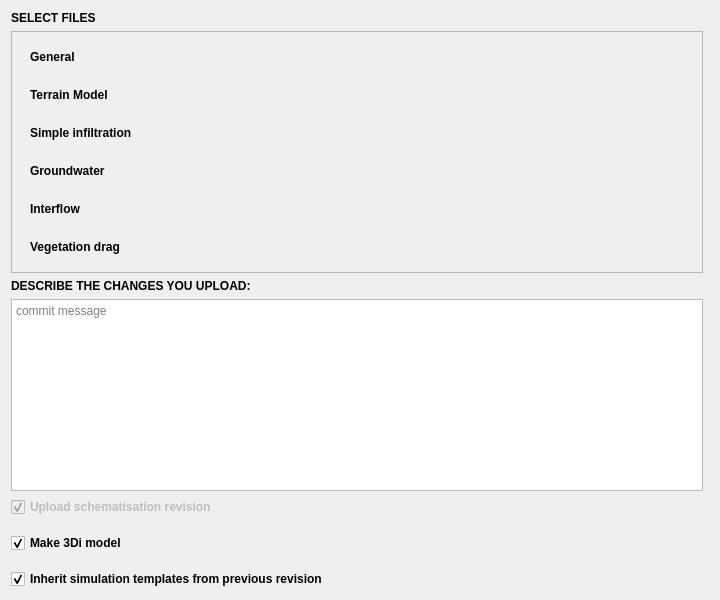
The window that threedi_models_and_simulations/ui/upload_wizard/page_select_files.ui (nens/threedi-api-qgis-client) describes before a commit, drawn with Qt 5.
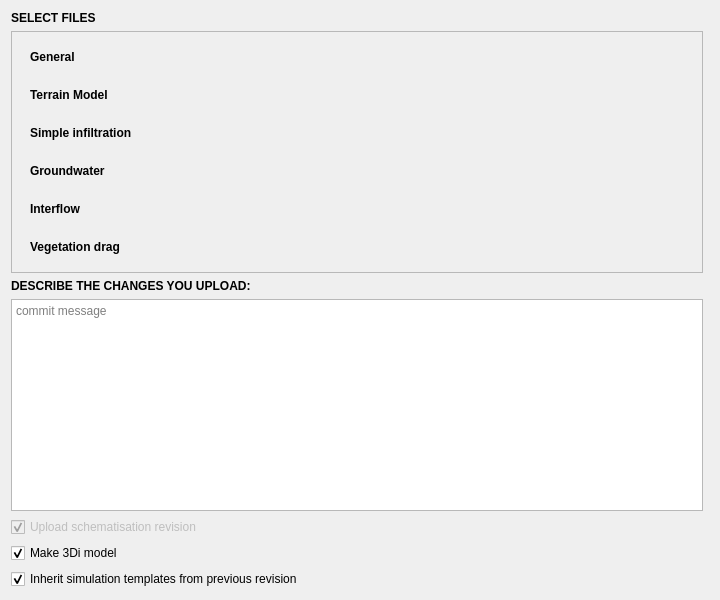
The same window after the commit.

Commit message: remove bold fonts and fix empty spaces

```diff
--- a/threedi_models_and_simulations/ui/upload_wizard/page_select_files.ui
+++ b/threedi_models_and_simulations/ui/upload_wizard/page_select_files.ui
@@ -56,8 +56,6 @@
      <property name="font">
       <font>
         <family>Segoe UI</family>
-        <weight>75</weight>
-        <bold>true</bold>
       </font>
      </property>
      <property name="text">
@@ -76,8 +74,6 @@
             <property name="font">
                 <font>
                     <family>Segoe UI</family>
-                    <weight>75</weight>
-                    <bold>true</bold>
                 </font>
             </property>
             <property name="text">
@@ -93,8 +89,6 @@
             <property name="font">
                 <font>
                     <family>Segoe UI</family>
-                    <weight>75</weight>
-                    <bold>true</bold>
                 </font>
             </property>
             <property name="text">
@@ -119,19 +113,6 @@
      </property>
     </widget>
    </item>
-   <item row="7" column="0">
-    <spacer name="verticalSpacer">
-     <property name="orientation">
-      <enum>Qt::Vertical</enum>
-     </property>
-     <property name="sizeHint" stdset="0">
-      <size>
-       <width>20</width>
-       <height>40</height>
-      </size>
-     </property>
-    </spacer>
-   </item>
    <item row="0" column="0" colspan="2">
     <layout class="QVBoxLayout" name="svg_lout"/>
    </item>
```
